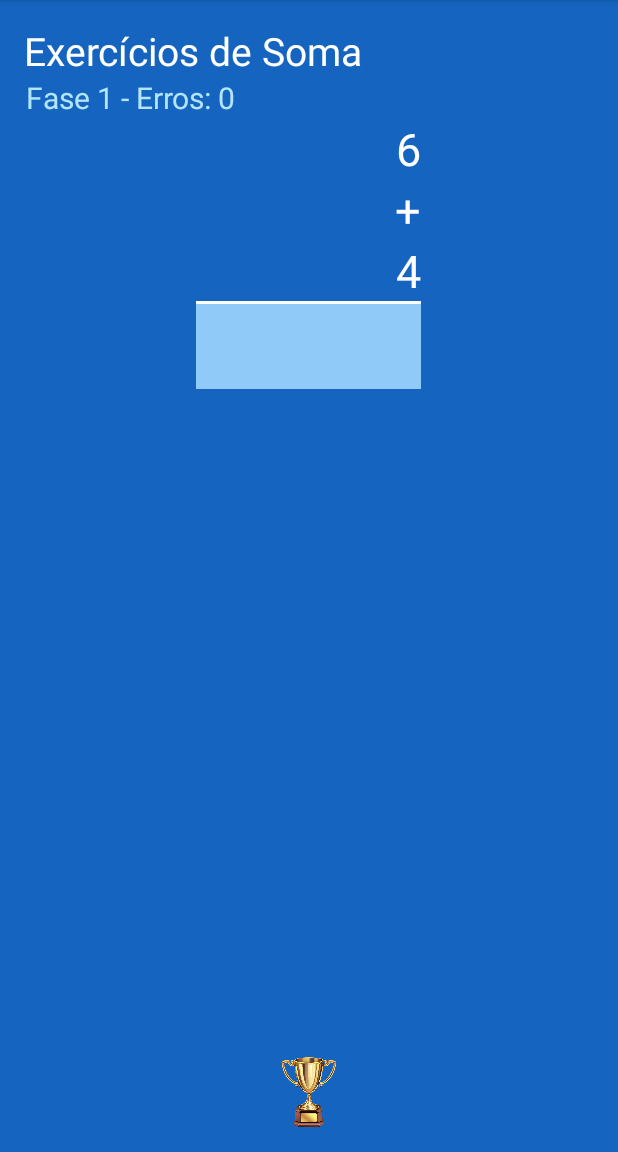
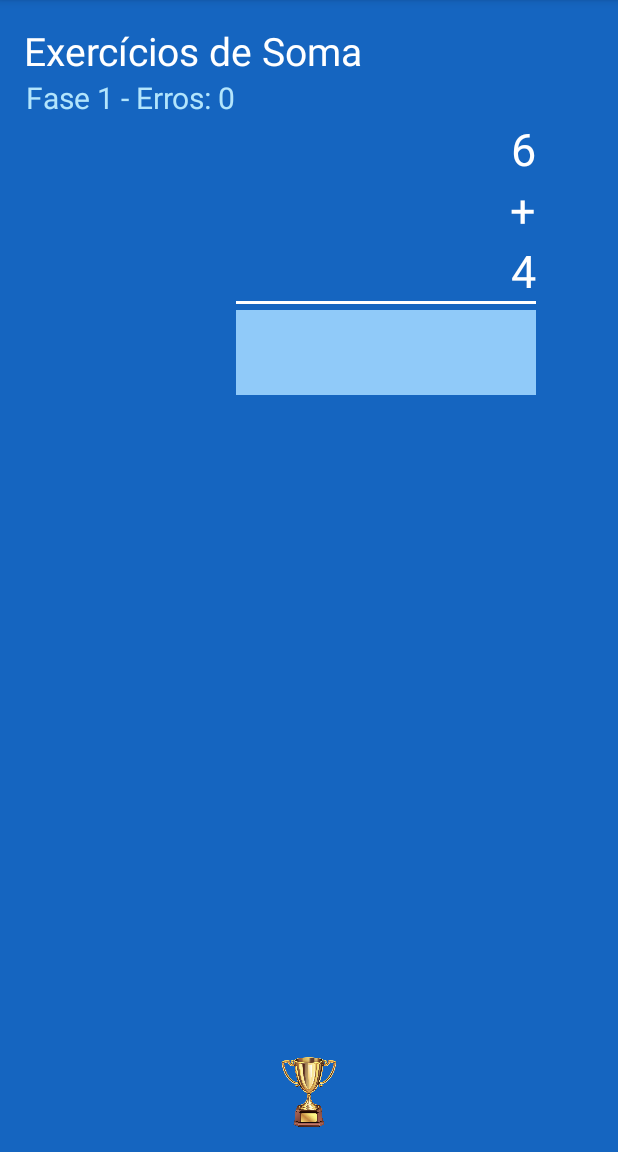
Before and after one commit to cassiopires/LuluMath, an Android app: the screen it shows after launch (Operacao), after a tap on "Soma", on a phone screen of 412 x 824 dp, the part 84-1236 px from its top. Run offline under Robolectric (Android 15) with nearby library versions, the phone set to English and light mode, and no system bars.

Commit message:
Primeira versão enviada à Google Play (1.0).

```diff
--- a/app/src/main/res/layout/activity_main.xml
+++ b/app/src/main/res/layout/activity_main.xml
@@ -30,7 +30,7 @@
         android:layout_alignWithParentIfMissing="false"
         android:layout_below="@+id/textViewSelecioneOperacao"
         android:layout_centerHorizontal="true"
-        android:layout_marginTop="30dp">
+        android:layout_marginTop="15dp">
 
         <ImageView
             android:layout_width="80dp"
--- a/app/src/main/res/layout/activity_operacao.xml
+++ b/app/src/main/res/layout/activity_operacao.xml
@@ -44,8 +44,8 @@
         android:textAlignment="viewEnd"
         android:width="200dp"
         android:layout_below="@+id/textViewTituloFase"
-        android:layout_alignRight="@+id/textViewSinal"
-        android:layout_alignEnd="@+id/textViewSinal" />
+        android:layout_toRightOf="@+id/textViewTituloFase"
+        android:layout_toEndOf="@+id/textViewTituloFase" />
 
     <TextView
         android:layout_width="wrap_content"
@@ -56,8 +56,8 @@
         android:textSize="@dimen/tamanho_valor"
         android:textColor="#fff"
         android:layout_below="@+id/textViewValor1"
-        android:layout_alignRight="@+id/textViewValor2"
-        android:layout_alignEnd="@+id/textViewValor2" />
+        android:layout_alignRight="@+id/textViewValor1"
+        android:layout_alignEnd="@+id/textViewValor1" />
 
     <TextView
         android:layout_width="wrap_content"
@@ -70,19 +70,19 @@
         android:textAlignment="viewEnd"
         android:width="200dp"
         android:layout_below="@+id/textViewSinal"
-        android:layout_alignRight="@+id/view"
-        android:layout_alignEnd="@+id/view" />
+        android:layout_toRightOf="@+id/textViewTituloFase" />
 
     <View
-        android:layout_width="150dp"
+        android:layout_width="200dp"
         android:layout_height="2dp"
         android:background="#fff"
         android:id="@+id/view"
         android:layout_below="@+id/textViewValor2"
-        android:layout_centerHorizontal="true" />
+        android:layout_alignRight="@+id/textViewSinal"
+        android:layout_alignEnd="@+id/textViewSinal" />
 
     <EditText
-        android:layout_width="wrap_content"
+        android:layout_width="match_parent"
         android:layout_height="wrap_content"
         android:inputType="number"
         android:ems="10"
@@ -91,13 +91,12 @@
         android:textColor="#fff"
         android:textSize="30sp"
         android:padding="8dp"
-        android:width="50dp"
+        android:layout_marginTop="4dp"
+        android:textAlignment="viewEnd"
         android:layout_below="@+id/view"
-        android:layout_alignLeft="@+id/view"
-        android:layout_alignStart="@+id/view"
-        android:layout_alignRight="@+id/view"
-        android:layout_alignEnd="@+id/view"
-        android:textAlignment="viewEnd" />
+        android:layout_toRightOf="@+id/textViewTituloFase"
+        android:layout_alignRight="@+id/textViewValor2"
+        android:layout_alignEnd="@+id/textViewValor2" />
 
     <TextView
         android:layout_width="wrap_content"
```
Also changed, not shown: app/build.gradle (+6 -2 lines), app/src/main/java/com/fakedomain/admin/lulumath/Sobre.java (+7 -5 lines).
